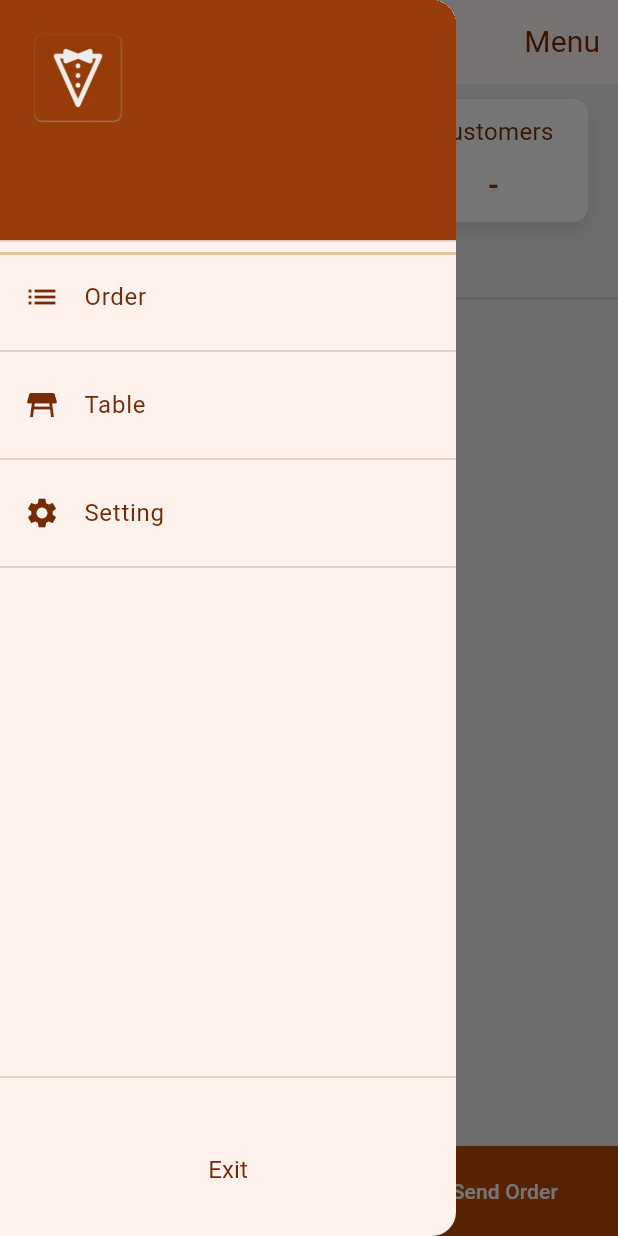
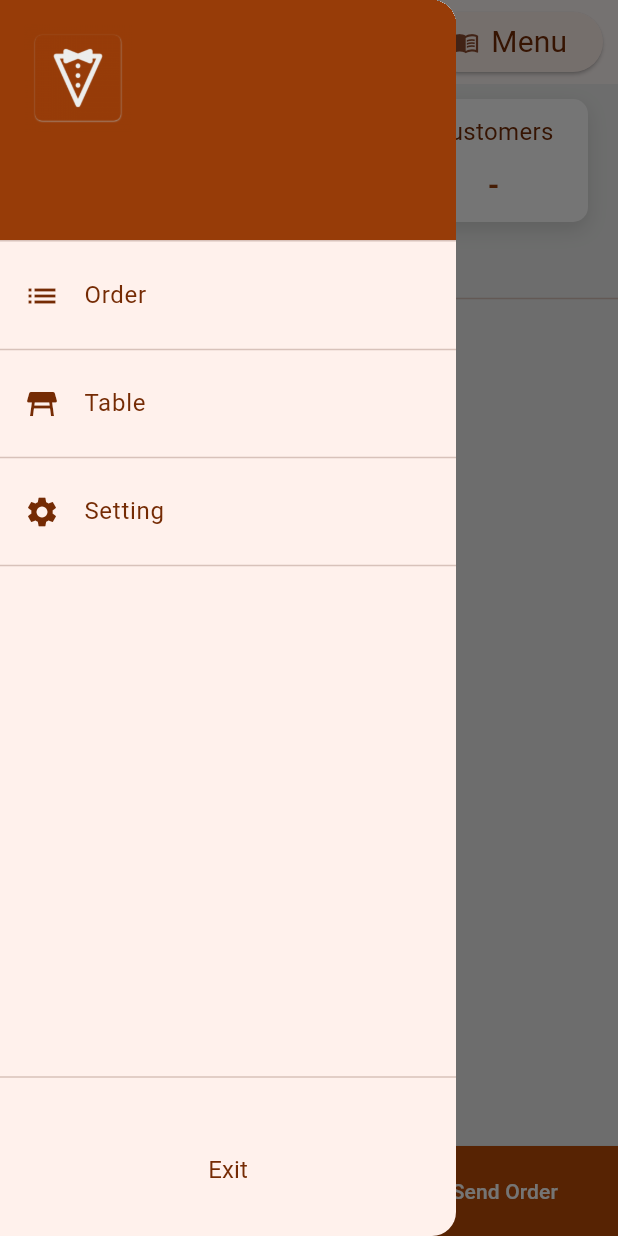
Before and after one commit to BOSDevTeam/waiter_app, a Flutter app: the NavOrder screen opened by its route, with the side drawer open, on a phone screen of 412 x 824 dp. Run offline on Flutter 3.47's test engine with Material 2 defaults, Android fonts, the phone set to English and light mode, and no system bars; our stand-ins replace animated_splash_screen, dio, flutter_easyloading, fluttertoast, retrofit, shared_preferences and 2 more; missing offline and left inert: mac_address; accounts and stored records are empty; generated files the repository leaves out were written again.

Commit message:
implemented some issues

```diff
--- a/lib/nav_drawer.dart
+++ b/lib/nav_drawer.dart
@@ -51,11 +51,6 @@ class _NavDrawerState extends State<NavDrawer> {
             decoration: const BoxDecoration(
               color: AppColor.primary,
             ),
-          ),
-          const Divider(
-            height: 1,
-            thickness: 2,
-            color: AppColor.primary300,
           ),
           ListTile(
             leading: const Icon(
--- a/lib/provider/time_provider.dart
+++ b/lib/provider/time_provider.dart
@@ -38,8 +38,14 @@ class TimeProvider extends ChangeNotifier {
     if (hourController.text.isEmpty) {
       Fluttertoast.showToast(msg: AppString.enterHour);
       return false;
+    } else if (int.parse(hourController.text) > 12) {
+      Fluttertoast.showToast(msg: AppString.invalidHour);
+      return false;
     } else if (minuteController.text.isEmpty) {
       Fluttertoast.showToast(msg: AppString.enterMinute);
+      return false;
+    } else if (int.parse(minuteController.text) > 60) {
+      Fluttertoast.showToast(msg: AppString.invalidMinute);
       return false;
     }
     return true;
--- a/lib/value/app_string.dart
+++ b/lib/value/app_string.dart
@@ -85,4 +85,8 @@ class AppString {
   static const String invalidKey = "Invalid Key! Try Correct Key";
   static const String successfullyKeyRegistered = "Successfully Key Registered";
   static const String invalidPassword = "Invalid Password";
+  static const String noActionEmptyTable = "No Action for Empty Table";
+  static const String invalidHour = "Invalid Hour";
+  static const String invalidMinute = "Invalid Minute";
+  static const String pressAndHoldTable = "Press and Hold on Table";
 }
--- a/lib/view/login.dart
+++ b/lib/view/login.dart
@@ -50,12 +50,12 @@ class _LoginState extends State<Login> {
                       opacity: const AlwaysStoppedAnimation(30)),
                   const Text(
                     AppString.welcomeToThe,
-                    style: TextStyle(color: Colors.white, fontSize: 25),
+                    style: TextStyle(color: Color.fromARGB(255, 85, 34, 7), fontSize: 25),
                   ),
                   const Text(
                     AppString.appName,
                     style: TextStyle(
-                        color: AppColor.grey,
+                        color: Color.fromARGB(255, 85, 34, 7),
                         fontWeight: FontWeight.bold,
                         fontSize: 30),
                   )
--- a/lib/view/navigation/nav_order.dart
+++ b/lib/view/navigation/nav_order.dart
@@ -119,12 +119,14 @@ class _NavOrderState extends State<NavOrder> {
             style: TextStyle(color: AppColor.primary)),
         iconTheme: const IconThemeData(color: AppColor.primary),
         actions: [
-          TextButton(
-            onPressed: () {
-              _key.currentState!.openEndDrawer();
-            },
-            child: const AppText(text: AppString.menu, size: 20),
-          ),
+          Container(
+              margin: const EdgeInsets.only(right: 10),
+              child: ElevatedButton.icon(
+                  onPressed: () {
+                    _key.currentState!.openEndDrawer();
+                  },
+                  icon: const Icon(Icons.menu_book),
+                  label: const AppText(text: AppString.menu, size: 20)))
         ],
       ),
       endDrawer: Consumer<OrderProvider>(builder: (context, provider, child) {
@@ -520,7 +522,8 @@ class _NavOrderState extends State<NavOrder> {
                     ),
                     InkWell(
                         onTap: () {
-                          Fluttertoast.showToast(msg: AppString.pressAndHoldIcon);
+                          Fluttertoast.showToast(
+                              msg: AppString.pressAndHoldIcon);
                         },
                         onTapDown: (details) => _getTapPosition(details),
                         onLongPress: () {
--- a/lib/view/table_situation.dart
+++ b/lib/view/table_situation.dart
@@ -152,11 +152,15 @@ class _TableSituationState extends State<TableSituation> {
                         "totalCustomer": 0
                       });
                     }
+                  } else {
+                    Fluttertoast.showToast(msg: AppString.pressAndHoldTable);
                   }
                 },
                 onLongPress: () {
                   if (table.isOccupied) {
                     _showContextMenu(context, table.tableId, table.tableName);
+                  } else {
+                    Fluttertoast.showToast(msg: AppString.noActionEmptyTable);
                   }
                 },
                 child: Column(
```
Also changed, not shown: 1 other file.
